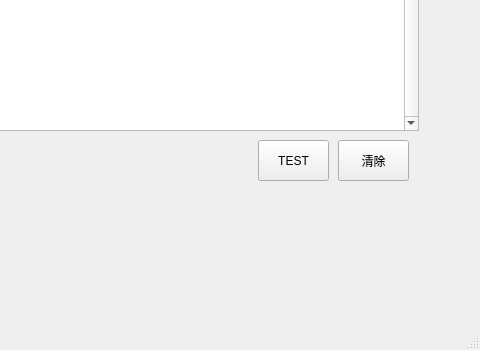
Old version of the form cebs/form_qt/cebsMainForm.ui in the repository Baxianxiahai/med; both pictures show x 722 to 1202 and y 333 to 683 of the 1202 by 683 pixel window.
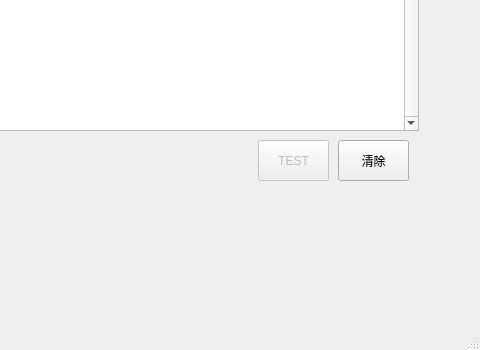
New version of the form.

The edit to the form file:
```diff
--- a/cebs/form_qt/cebsMainForm.ui
+++ b/cebs/form_qt/cebsMainForm.ui
@@ -111,6 +111,9 @@
     </property>
    </widget>
    <widget class="QPushButton" name="pushButton_runpg_test">
+    <property name="enabled">
+     <bool>false</bool>
+    </property>
     <property name="geometry">
      <rect>
       <x>980</x>
```
